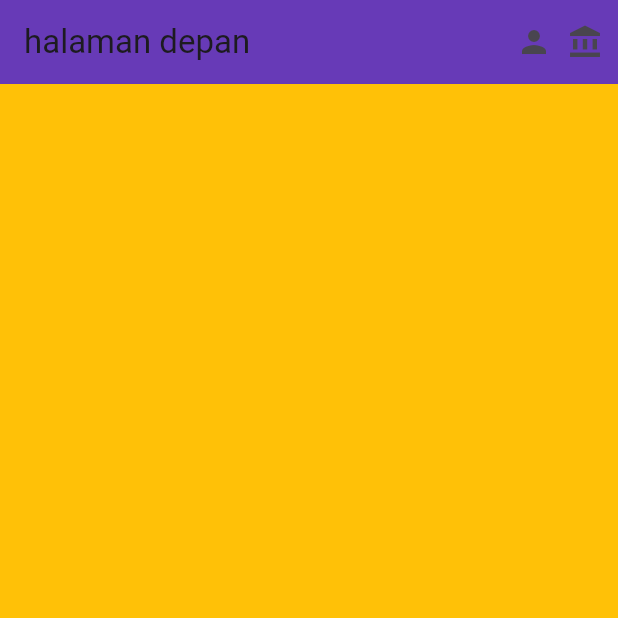
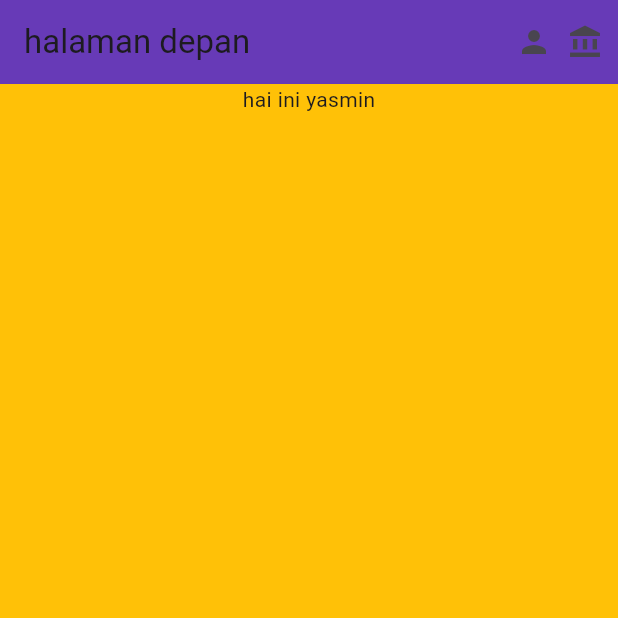
Before and after one commit to yaseumine/Tugas_week_5_1123150146, a Flutter app: the screen it shows after launch, on a phone screen of 412 x 824 dp, the top half of it. Run offline on Flutter 3.47's test engine with Material 3 defaults, Android fonts, the phone set to English and light mode, and no system bars.

Commit message:
aligment penjelasan dan praktek

```diff
--- a/lib/main.dart
+++ b/lib/main.dart
@@ -41,6 +41,8 @@ class Halaman extends StatelessWidget {
       body: Container(
         // child: Text("hai ini yasmin")
         color: Colors.amber,
+        alignment: Alignment.topCenter,
+        child: Text("hai ini yasmin"),
       ),
     );
   }
```
Also changed, not shown: 1 other file.
